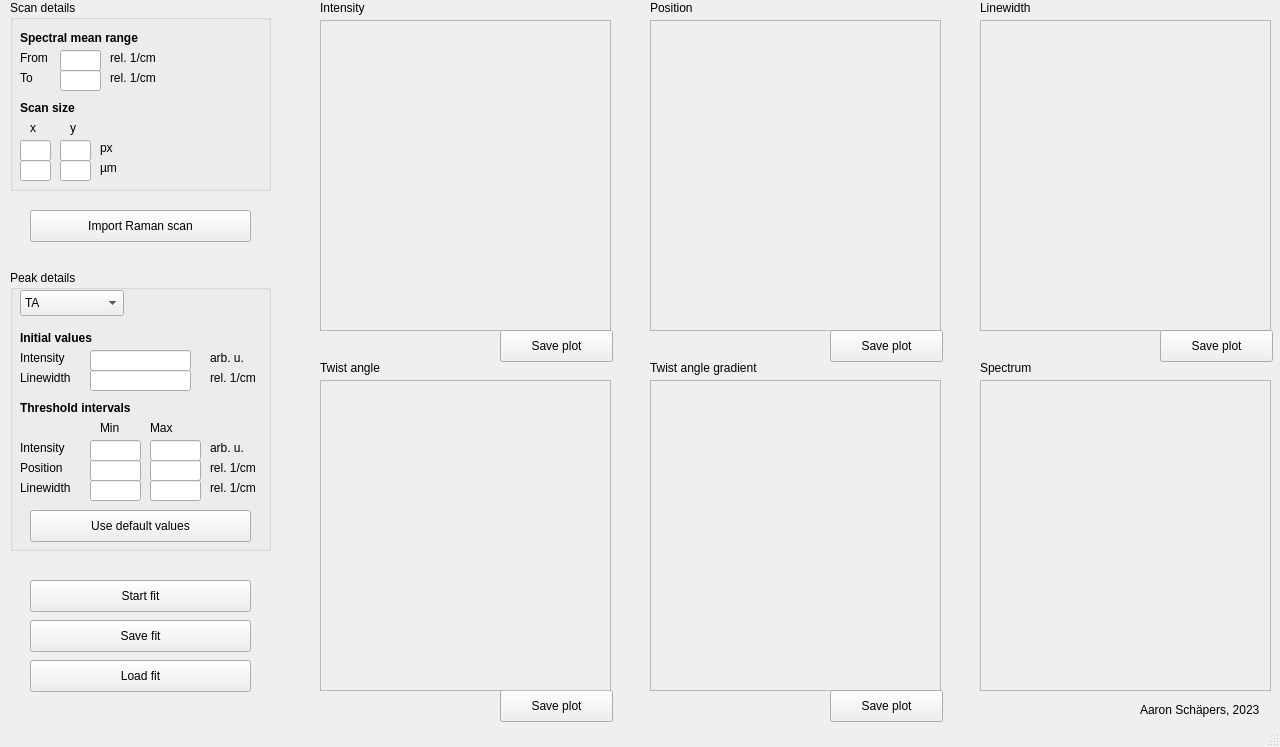
Before: the Qt Designer form gui.ui in AaronSchaepers/twist-angle-analysis, drawn with Qt 5.
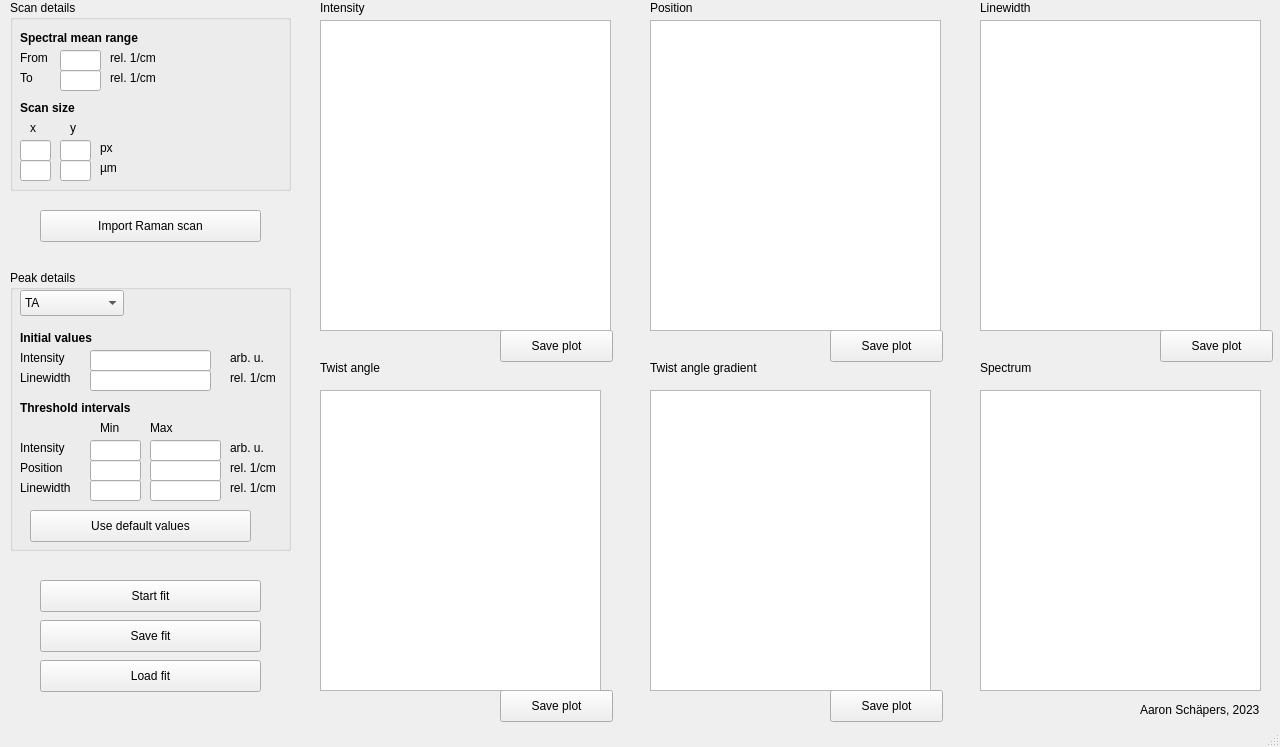
After: the same form once the commit is applied. Custom widgets are drawn as their Qt base class.

Diff of the .ui file:
```diff
--- a/gui.ui
+++ b/gui.ui
@@ -299,7 +299,7 @@
      <rect>
       <x>90</x>
       <y>350</y>
-      <width>101</width>
+      <width>121</width>
       <height>21</height>
      </rect>
     </property>
@@ -309,7 +309,7 @@
      <rect>
       <x>90</x>
       <y>370</y>
-      <width>101</width>
+      <width>121</width>
       <height>21</height>
      </rect>
     </property>
@@ -317,7 +317,7 @@
    <widget class="QLabel" name="l_unit5">
     <property name="geometry">
      <rect>
-      <x>210</x>
+      <x>230</x>
       <y>370</y>
       <width>60</width>
       <height>16</height>
@@ -330,7 +330,7 @@
    <widget class="QLabel" name="l_unit3">
     <property name="geometry">
      <rect>
-      <x>210</x>
+      <x>230</x>
       <y>350</y>
       <width>60</width>
       <height>16</height>
@@ -408,7 +408,7 @@
    <widget class="QLabel" name="l_unit6">
     <property name="geometry">
      <rect>
-      <x>210</x>
+      <x>230</x>
       <y>440</y>
       <width>60</width>
       <height>16</height>
@@ -431,7 +431,7 @@
    <widget class="QLabel" name="l_unit7">
     <property name="geometry">
      <rect>
-      <x>210</x>
+      <x>230</x>
       <y>460</y>
       <width>60</width>
       <height>16</height>
@@ -444,7 +444,7 @@
    <widget class="QLabel" name="l_unit8">
     <property name="geometry">
      <rect>
-      <x>210</x>
+      <x>230</x>
       <y>480</y>
       <width>60</width>
       <height>16</height>
@@ -498,7 +498,7 @@
      <rect>
       <x>150</x>
       <y>440</y>
-      <width>51</width>
+      <width>71</width>
       <height>21</height>
      </rect>
     </property>
@@ -508,7 +508,7 @@
      <rect>
       <x>150</x>
       <y>480</y>
-      <width>51</width>
+      <width>71</width>
       <height>21</height>
      </rect>
     </property>
@@ -518,7 +518,7 @@
      <rect>
       <x>150</x>
       <y>460</y>
-      <width>51</width>
+      <width>71</width>
       <height>21</height>
      </rect>
     </property>
@@ -526,7 +526,7 @@
    <widget class="QPushButton" name="b_start_fit">
     <property name="geometry">
      <rect>
-      <x>30</x>
+      <x>40</x>
       <y>580</y>
       <width>221</width>
       <height>32</height>
@@ -539,7 +539,7 @@
    <widget class="QPushButton" name="b_save_fit">
     <property name="geometry">
      <rect>
-      <x>30</x>
+      <x>40</x>
       <y>620</y>
       <width>221</width>
       <height>32</height>
@@ -554,7 +554,7 @@
      <rect>
       <x>10</x>
       <y>0</y>
-      <width>261</width>
+      <width>281</width>
       <height>191</height>
      </rect>
     </property>
@@ -567,7 +567,7 @@
      <rect>
       <x>10</x>
       <y>270</y>
-      <width>261</width>
+      <width>281</width>
       <height>281</height>
      </rect>
     </property>
@@ -575,54 +575,6 @@
      <string>Peak details</string>
     </property>
    </widget>
-   <widget class="PlotWidget" name="frame_int">
-    <property name="geometry">
-     <rect>
-      <x>320</x>
-      <y>20</y>
-      <width>291</width>
-      <height>311</height>
-     </rect>
-    </property>
-    <property name="frameShape">
-     <enum>QFrame::StyledPanel</enum>
-    </property>
-    <property name="frameShadow">
-     <enum>QFrame::Raised</enum>
-    </property>
-   </widget>
-   <widget class="PlotWidget" name="frame_lw">
-    <property name="geometry">
-     <rect>
-      <x>980</x>
-      <y>20</y>
-      <width>291</width>
-      <height>311</height>
-     </rect>
-    </property>
-    <property name="frameShape">
-     <enum>QFrame::StyledPanel</enum>
-    </property>
-    <property name="frameShadow">
-     <enum>QFrame::Raised</enum>
-    </property>
-   </widget>
-   <widget class="PlotWidget" name="frame_pos">
-    <property name="geometry">
-     <rect>
-      <x>650</x>
-      <y>20</y>
-      <width>291</width>
-      <height>311</height>
-     </rect>
-    </property>
-    <property name="frameShape">
-     <enum>QFrame::StyledPanel</enum>
-    </property>
-    <property name="frameShadow">
-     <enum>QFrame::Raised</enum>
-    </property>
-   </widget>
    <widget class="QPushButton" name="b_save_plot">
     <property name="geometry">
      <rect>
@@ -636,38 +588,6 @@
      <string>Save plot</string>
     </property>
    </widget>
-   <widget class="PlotWidget" name="frame_theta">
-    <property name="geometry">
-     <rect>
-      <x>320</x>
-      <y>380</y>
-      <width>291</width>
-      <height>311</height>
-     </rect>
-    </property>
-    <property name="frameShape">
-     <enum>QFrame::StyledPanel</enum>
-    </property>
-    <property name="frameShadow">
-     <enum>QFrame::Raised</enum>
-    </property>
-   </widget>
-   <widget class="PlotWidget" name="frame_grad_theta">
-    <property name="geometry">
-     <rect>
-      <x>650</x>
-      <y>380</y>
-      <width>291</width>
-      <height>311</height>
-     </rect>
-    </property>
-    <property name="frameShape">
-     <enum>QFrame::StyledPanel</enum>
-    </property>
-    <property name="frameShadow">
-     <enum>QFrame::Raised</enum>
-    </property>
-   </widget>
    <widget class="QLabel" name="l_int3">
     <property name="geometry">
      <rect>
@@ -746,22 +666,6 @@
      <string>Aaron Schäpers, 2023</string>
     </property>
    </widget>
-   <widget class="PlotWidget" name="frame">
-    <property name="geometry">
-     <rect>
-      <x>980</x>
-      <y>380</y>
-      <width>291</width>
-      <height>311</height>
-     </rect>
-    </property>
-    <property name="frameShape">
-     <enum>QFrame::StyledPanel</enum>
-    </property>
-    <property name="frameShadow">
-     <enum>QFrame::Raised</enum>
-    </property>
-   </widget>
    <widget class="QLabel" name="label_2">
     <property name="geometry">
      <rect>
@@ -830,7 +734,7 @@
    <widget class="QPushButton" name="b_import_scan">
     <property name="geometry">
      <rect>
-      <x>30</x>
+      <x>40</x>
       <y>210</y>
       <width>221</width>
       <height>32</height>
@@ -843,7 +747,7 @@
    <widget class="QPushButton" name="b_import_fit">
     <property name="geometry">
      <rect>
-      <x>30</x>
+      <x>40</x>
       <y>660</y>
       <width>221</width>
       <height>32</height>
@@ -866,6 +770,66 @@
      <string>Use default values</string>
     </property>
    </widget>
+   <widget class="QGraphicsView" name="view_int">
+    <property name="geometry">
+     <rect>
+      <x>320</x>
+      <y>20</y>
+      <width>291</width>
+      <height>311</height>
+     </rect>
+    </property>
+   </widget>
+   <widget class="QGraphicsView" name="view_pos">
+    <property name="geometry">
+     <rect>
+      <x>650</x>
+      <y>20</y>
+      <width>291</width>
+      <height>311</height>
+     </rect>
+    </property>
+   </widget>
+   <widget class="QGraphicsView" name="view_lw">
+    <property name="geometry">
+     <rect>
+      <x>980</x>
+      <y>20</y>
+      <width>281</width>
+      <height>311</height>
+     </rect>
+    </property>
+   </widget>
+   <widget class="QGraphicsView" name="view_theta">
+    <property name="geometry">
+     <rect>
+      <x>320</x>
+      <y>390</y>
+      <width>281</width>
+      <height>301</height>
+     </rect>
+    </property>
+   </widget>
+   <widget class="QGraphicsView" name="view_grad_theta">
+    <property name="geometry">
+     <rect>
+      <x>650</x>
+      <y>390</y>
+      <width>281</width>
+      <height>301</height>
+     </rect>
+    </property>
+   </widget>
+   <widget class="QGraphicsView" name="view_spectrum">
+    <property name="geometry">
+     <rect>
+      <x>980</x>
+      <y>390</y>
+      <width>281</width>
+      <height>301</height>
+     </rect>
+    </property>
+   </widget>
    <zorder>box_scan</zorder>
    <zorder>box_peak</zorder>
    <zorder>l_spect_mean_range</zorder>
@@ -909,19 +873,13 @@
    <zorder>in_max_pos</zorder>
    <zorder>b_start_fit</zorder>
    <zorder>b_save_fit</zorder>
-   <zorder>frame_int</zorder>
-   <zorder>frame_lw</zorder>
-   <zorder>frame_pos</zorder>
    <zorder>b_save_plot</zorder>
-   <zorder>frame_theta</zorder>
-   <zorder>frame_grad_theta</zorder>
    <zorder>l_int3</zorder>
    <zorder>l_pos3</zorder>
    <zorder>l_lw3</zorder>
    <zorder>l_twistangle</zorder>
    <zorder>l_twistanglegrad</zorder>
    <zorder>label</zorder>
-   <zorder>frame</zorder>
    <zorder>label_2</zorder>
    <zorder>pushButton_2</zorder>
    <zorder>pushButton_3</zorder>
@@ -930,6 +888,12 @@
    <zorder>b_import_scan</zorder>
    <zorder>b_import_fit</zorder>
    <zorder>b_default_values</zorder>
+   <zorder>view_int</zorder>
+   <zorder>view_pos</zorder>
+   <zorder>view_lw</zorder>
+   <zorder>view_theta</zorder>
+   <zorder>view_grad_theta</zorder>
+   <zorder>view_spectrum</zorder>
   </widget>
   <widget class="QMenuBar" name="menubar">
    <property name="geometry">
@@ -943,14 +907,6 @@
   </widget>
   <widget class="QStatusBar" name="statusbar"/>
  </widget>
- <customwidgets>
-  <customwidget>
-   <class>PlotWidget</class>
-   <extends>QFrame</extends>
-   <header>pyqtgraph</header>
-   <container>1</container>
-  </customwidget>
- </customwidgets>
  <resources/>
  <connections/>
 </ui>
```
